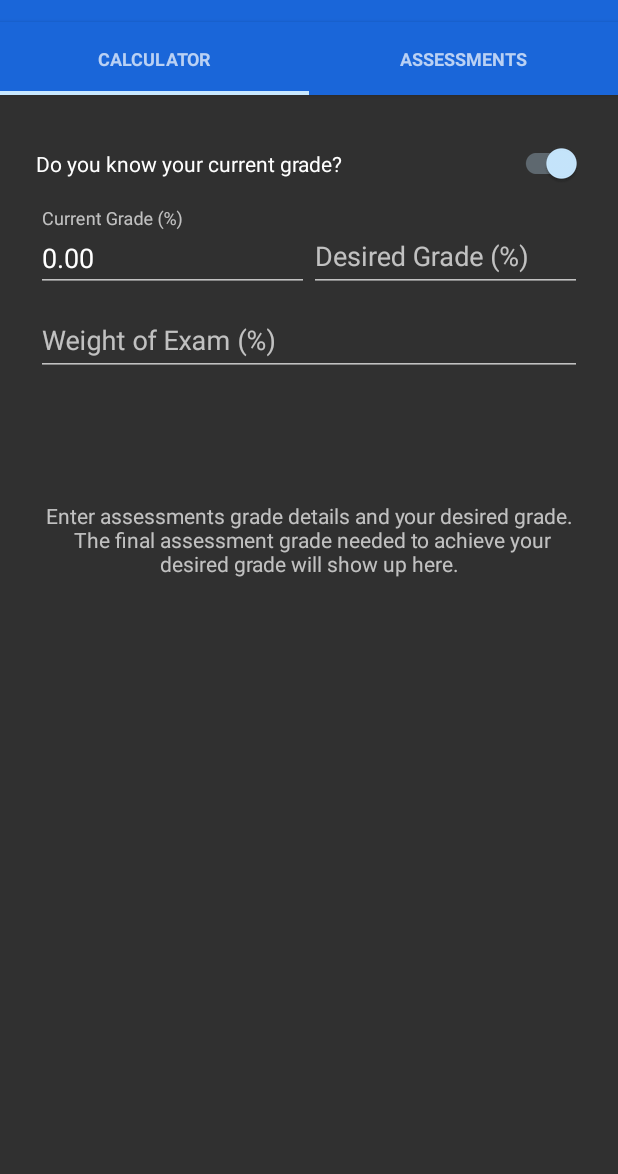
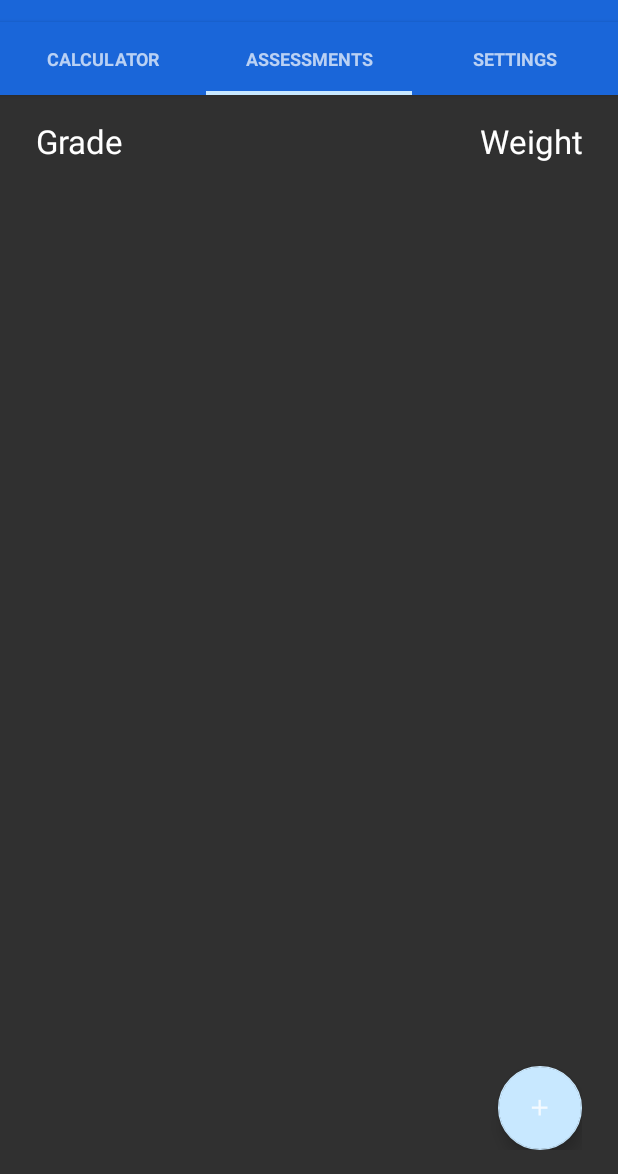
Before and after one commit to kaozgamer/FinalGradeCalculator, an Android app: the screen it shows after launch (MainActivity), after a tap on "ASSESSMENTS", on a phone screen of 412 x 824 dp, the part 62-1236 px from its top. Run offline under Robolectric (Android 15) with nearby library versions, the phone set to English and light mode, and no system bars; libraries missing offline, so code that uses them is left out: com.melnykov.fab, uk.co.deanwild; plain views replace FloatingActionButton; 4 statements that could not run were skipped.

Commit message:
Started implementing settings menu.

```diff
--- a/app/src/main/java/com/thunderboltsoft/finalgradecalculator/activities/MainActivity.java
+++ b/app/src/main/java/com/thunderboltsoft/finalgradecalculator/activities/MainActivity.java
@@ -11,6 +11,7 @@
 
 import com.thunderboltsoft.finalgradecalculator.R;
 import com.thunderboltsoft.finalgradecalculator.adapters.ViewPagerAdapter;
+import com.thunderboltsoft.finalgradecalculator.fragments.AssessmentsFragment;
 import com.thunderboltsoft.finalgradecalculator.fragments.MainFragment;
 import com.thunderboltsoft.finalgradecalculator.interfaces.ActivityCallback;
 import com.thunderboltsoft.finalgradecalculator.libs.SlidingTabLayout;
@@ -50,12 +51,12 @@
     /**
      * The title for our tabs.
      */
-    private CharSequence mTitles[] = {"Calculator", "Assessments"};
+    private CharSequence mTitles[] = {"Calculator", "Assessments", "Settings"};
 
     /**
      * The number of tabs.
      */
-    private int mNumTabs = 2;
+    private int mNumTabs = 3;
 
     /**
      * Gets and returns the list of assessments entered by the user.
@@ -89,6 +90,12 @@
     @Override
     public double getCurrentGrade() {
         return mAssessments.getCurrentGrade();
+    }
+
+    @Override
+    public void shouldDisableFab(boolean shouldDisable) {
+        AssessmentsFragment assessmentsFragment = (AssessmentsFragment) mAdapter.getRegisteredFragment(1);
+        assessmentsFragment.shouldDisable(shouldDisable);
     }
 
     /**
@@ -145,7 +152,7 @@
         mTabs.setViewPager(mPager);
 
         // Default is the switch compat is on
-        disableViewPager();
+//        disableViewPager();
     }
 
 
@@ -188,7 +195,7 @@
         mPager.post(new Runnable() {
             @Override
             public void run() {
-                mPager.setCurrentItem(2);
+                mPager.setCurrentItem(1);
                 mAdapter.notifyDataSetChanged();
             }
         });
--- a/app/src/main/java/com/thunderboltsoft/finalgradecalculator/adapters/ViewPagerAdapter.java
+++ b/app/src/main/java/com/thunderboltsoft/finalgradecalculator/adapters/ViewPagerAdapter.java
@@ -9,6 +9,7 @@
 
 import com.thunderboltsoft.finalgradecalculator.fragments.AssessmentsFragment;
 import com.thunderboltsoft.finalgradecalculator.fragments.MainFragment;
+import com.thunderboltsoft.finalgradecalculator.fragments.SettingsFragment;
 
 /**
  * Provides the views for every page in every tab.
@@ -63,10 +64,14 @@
             MainFragment mainFragment = new MainFragment();
             mRegisteredFragments.put(position, mainFragment); // Save the fragment
             return mainFragment;
-        } else {
+        } else if (position == 1) {
             AssessmentsFragment assessmentsFragment = new AssessmentsFragment();
             mRegisteredFragments.put(position, assessmentsFragment); // Save the fragment
             return assessmentsFragment;
+        } else {
+            SettingsFragment settingsFragment = new SettingsFragment();
+            mRegisteredFragments.put(position, settingsFragment);
+            return settingsFragment;
         }
     }
 
--- a/app/src/main/java/com/thunderboltsoft/finalgradecalculator/fragments/AssessmentsFragment.java
+++ b/app/src/main/java/com/thunderboltsoft/finalgradecalculator/fragments/AssessmentsFragment.java
@@ -2,6 +2,7 @@
 
 import android.app.Activity;
 import android.os.Bundle;
+import android.support.annotation.Nullable;
 import android.support.v4.app.Fragment;
 import android.view.LayoutInflater;
 import android.view.View;
@@ -31,6 +32,8 @@
 
     private ViewGroup mContainer;
 
+    private FloatingActionButton fab;
+
     /**
      * Required public constructor.
      */
@@ -45,7 +48,7 @@
         mContainer = container;
 
         // Set floating action button which will allow user to add a new assessment
-        FloatingActionButton fab = (FloatingActionButton) view.findViewById(R.id.fab);
+        fab = (FloatingActionButton) view.findViewById(R.id.fab);
         fab.setOnClickListener(new View.OnClickListener() {
             @Override
             public void onClick(View v) {
@@ -76,6 +79,8 @@
 
         mainList.setAdapter(listAdapter);
 
+        shouldDisable(true);
+
         return view;
     }
 
@@ -91,4 +96,18 @@
         listAdapter = new ListAdapter(view.getContext(), R.layout.item_list_row, mCallbackActivity.getAssessments());
         mainList.setAdapter(listAdapter);
     }
+
+    @Override
+    public void onViewCreated(View view, @Nullable Bundle savedInstanceState) {
+        super.onViewCreated(view, savedInstanceState);
+        listAdapter.notifyDataSetChanged();
+    }
+
+    public void shouldDisable(boolean shouldDisable) {
+        if (shouldDisable) {
+            fab.setVisibility(View.INVISIBLE);
+        } else {
+            fab.setVisibility(View.VISIBLE);
+        }
+    }
 }
--- /dev/null
+++ b/app/src/main/java/com/thunderboltsoft/finalgradecalculator/fragments/SettingsFragment.java
@@ -0,0 +1,35 @@
+package com.thunderboltsoft.finalgradecalculator.fragments;
+
+import android.app.Activity;
+import android.os.Bundle;
+import android.support.annotation.Nullable;
+import android.support.v4.app.Fragment;
+import android.view.LayoutInflater;
+import android.view.View;
+import android.view.ViewGroup;
+
+import com.thunderboltsoft.finalgradecalculator.R;
+
+/**
+ * @author Thushan Perera
+ */
+public class SettingsFragment extends Fragment {
+
+    @Override
+    public View onCreateView(LayoutInflater inflater, ViewGroup container,
+                             Bundle savedInstanceState) {
+        View view = inflater.inflate(R.layout.fragment_settings, container, false);
+
+        return view;
+    }
+
+    @Override
+    public void onViewCreated(View view, @Nullable Bundle savedInstanceState) {
+        super.onViewCreated(view, savedInstanceState);
+    }
+
+    @Override
+    public void onAttach(Activity activity) {
+        super.onAttach(activity);
+    }
+}
--- a/app/src/main/java/com/thunderboltsoft/finalgradecalculator/interfaces/ActivityCallback.java
+++ b/app/src/main/java/com/thunderboltsoft/finalgradecalculator/interfaces/ActivityCallback.java
@@ -23,4 +23,6 @@
     double getCurrentGrade();
 
     List<Assessment> getAssessments();
+
+    void shouldDisableFab(boolean shouldDisable);
 }
```
Also changed, not shown: app/src/main/java/com/thunderboltsoft/finalgradecalculator/fragments/MainFragment.java (+6 -2 lines), app/src/main/res/layout/fragment_settings.xml (added, +10 -0 lines).
